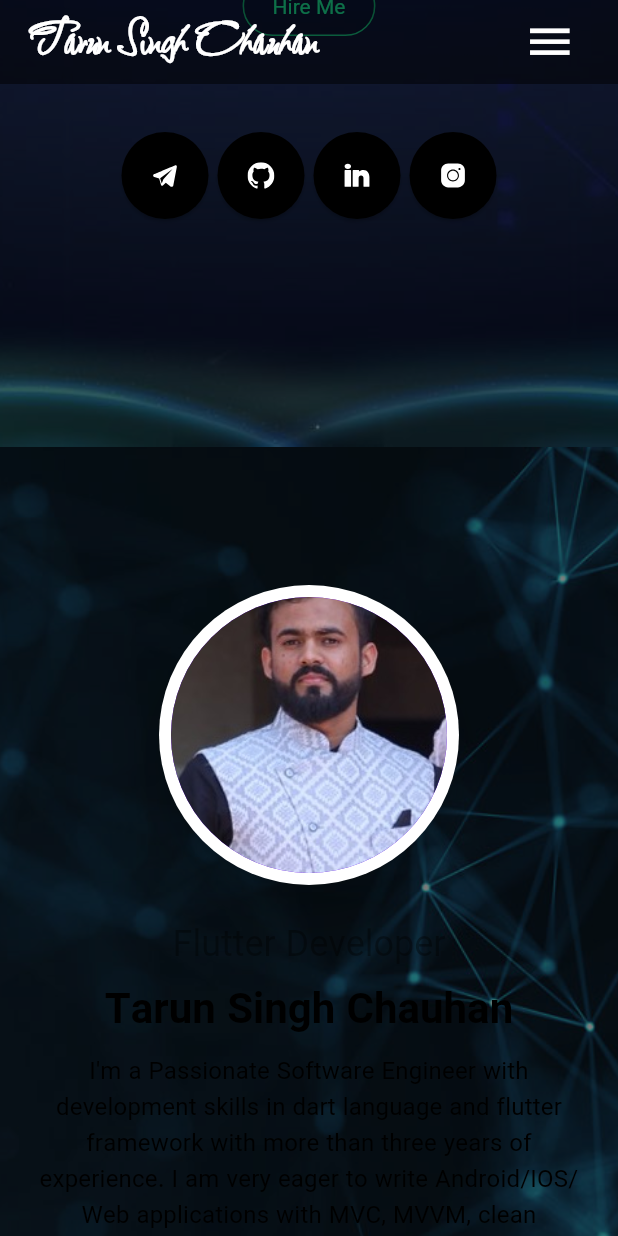
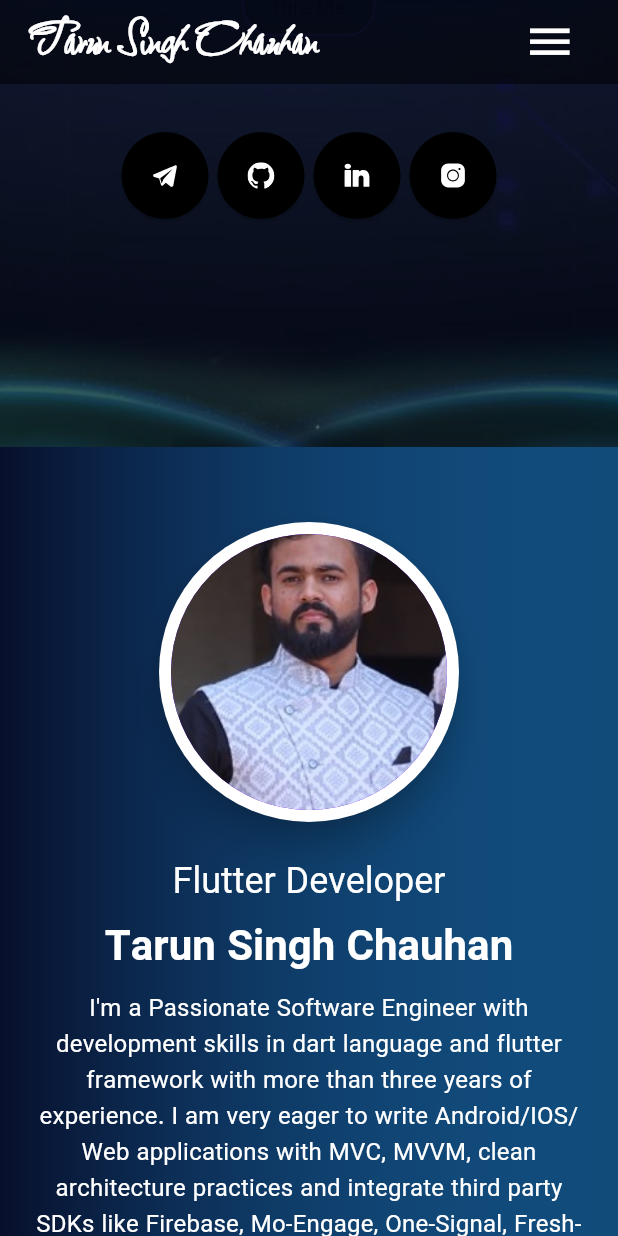
Before and after one commit to tarungoace/tarunchauhan97, a Flutter app: the screen it shows after launch, scrolled down 576 dp, on a phone screen of 412 x 824 dp. Run offline on Flutter 3.47's test engine with Material 3 defaults, Android fonts, the phone set to English and light mode, and no system bars; drawn by our look-alikes of carousel_slider; our stand-ins replace flutter_hooks, flutter_svg, hive, hive_flutter, hooks_riverpod, toastification; accounts and stored records are empty; generated files the repository leaves out were written again.

Commit message:
added color

```diff
--- a/lib/config/constants/constants.dart
+++ b/lib/config/constants/constants.dart
@@ -4,8 +4,6 @@ import 'package:flutter_gen/gen_l10n/app_localizations.dart';
 const kEmailAddress = 'chauhan.tarun897@gmail.com';
 const kPhoneNumber = '+919306500147';
 
-const kBaseResourcesUrl =
-    'https://raw.githubusercontent.com/zanifshar/zamanhar.github.io/main/resources/';
 const kProfileImageUrl = 'https://firebasestorage.googleapis.com/v0/b/tarundevindia.appspot.com/o/mee.jpg?alt=media&token=6ceab770-0ed1-45bb-a1ae-755f985bb4aa';
 const kMyResumeDownloadUrl = 'https://firebasestorage.googleapis.com/v0/b/tarundevindia.appspot.com/o/17.03%20Tarun%20Resume.pdf?alt=media&token=e417d591-8b55-4e6e-82f5-a89442781ff0';
 const kMyGithubUrl = 'https://github.com/tarunchauhan97';
@@ -13,9 +11,9 @@ const kMyTelegramUrl = 'https://telegram.me/a35';
 const kMyInstagramUrl = 'https://www.instagram.com/chauhan.tarun897/';
 const kMyLinkedinUrl = 'linkedin.com/in/tarun-singh-chauhan-61021a1b1';
 
-const telegramBotToken = '6338530344:AAEayNyhZZH26usNfjrPc';
-const kMyTelegramChatId = '308572';
-const kBaseTelegramApiUrl = 'https://telegrammessagesender.mmy307.workers.dev';
+const telegramBotToken = '6338530344:AAc';
+const kMyTelegramChatId = '302';
+const kBaseTelegramApiUrl = 'https://telegrammessagesender.mm37.workers.dev';
 const kTelegramSendMessageApiUrl = '$kBaseTelegramApiUrl/bot$telegramBotToken/sendMsage';
 
 const kSupportedLocales = AppLocalizations.supportedLocales;
--- a/lib/config/theme/app_colors.dart
+++ b/lib/config/theme/app_colors.dart
@@ -1,7 +1,8 @@
 import 'package:flutter/material.dart';
 
 class AppColors {
-  static const greenLight = Color.fromARGB(255, 26, 225, 145);
-  static const green = Color(0xff16b978);
-  static const greenDark = Color.fromARGB(255, 9, 142, 89);
+  static const blueDark = Color.fromRGBO(7, 15, 43,1);
+  static const blue = Color.fromRGBO(27, 26, 85, 1);
+  static Color onlyBlue = Colors.blue.withOpacity(0.5);
+
 }
--- a/lib/config/theme/themes.dart
+++ b/lib/config/theme/themes.dart
@@ -13,9 +13,9 @@ ThemeData createLightTheme(Locale currentLocale) {
 
   return ThemeData(
     fontFamily: fontFamily,
-    primaryColorLight: AppColors.greenLight,
-    primaryColor: AppColors.green,
-    primaryColorDark: AppColors.greenDark,
+    primaryColorLight: AppColors.blueDark,
+    primaryColor: AppColors.blue,
+    primaryColorDark: AppColors.onlyBlue,
     colorScheme: ColorScheme.light(
       background: Colors.white,
       onBackground: Colors.black,
--- a/lib/personal_website_app.dart
+++ b/lib/personal_website_app.dart
@@ -21,6 +21,7 @@ class PersonalWebsiteApp extends ConsumerWidget {
       localizationsDelegates: AppLocalizations.localizationsDelegates,
       supportedLocales: kSupportedLocales,
       locale: currentLocale,
+      color: Colors.black,
       builder: (context, child) {
         return WebsiteScreen(
           mediaQueryData: MediaQuery.of(context),
--- a/lib/ui/home/home.dart
+++ b/lib/ui/home/home.dart
@@ -1,7 +1,6 @@
 import 'package:flutter/material.dart';
 import 'package:hooks_riverpod/hooks_riverpod.dart';
 import 'package:personal_website/common/responsive/responsive.dart';
-import 'package:personal_website/config/constants/assets_paths.dart';
 import 'package:personal_website/config/constants/home_items_tags.dart';
 import 'package:personal_website/provider/tagged_list_provider.dart';
 import 'package:personal_website/ui/home/widgets/auto_tagged_item.dart';
@@ -12,6 +11,7 @@ import 'package:personal_website/ui/home/widgets/my_services/my_services.dart';
 import 'package:personal_website/ui/home/widgets/my_skills/my_skills.dart';
 import 'package:personal_website/ui/home/widgets/home_welcome.dart';
 import 'package:personal_website/ui/home/widgets/sliver_app_bar/home_appbar.dart';
+import 'package:personal_website/ui/widgets/bg_container.dart';
 
 import 'widgets/sliver_app_bar/widgets/home_drawer.dart';
 
@@ -28,6 +28,7 @@ class HomeScreen extends HookConsumerWidget {
     return Scaffold(
       endDrawer: drawer,
       resizeToAvoidBottomInset: false,
+      backgroundColor: Colors.black,
       body: Stack(
         children: [
           const HomeSliverListContent(),
@@ -45,55 +46,50 @@ class HomeSliverListContent extends ConsumerWidget {
   Widget build(BuildContext context, WidgetRef ref) {
     final screen = WebsiteScreen.of(context);
 
-    // I didn't use ListView or SliverList because of lag and performance issue
     return SingleChildScrollView(
       controller: ref.watch(homeScrollControllerProvider),
       child: Column(
         children: [
-          const AutoTaggedItem(
+          const TaggedBarWidget(
             tag: kHomeWelcomeItemTag,
             child: HomeWelcome(),
           ),
           // screen.verticalSpace(30),
-          AutoTaggedItem(
+          const TaggedBarWidget(
             tag: kHomeAboutMeItemTag,
-            child: Container(
-              height: screen.height,
-              decoration: BoxDecoration(
-                image: DecorationImage(
-                  image: AssetImage(
-                    bgWeb,
-
-                  ),
-                  fit: BoxFit.cover,
-                  colorFilter: ColorFilter.mode(
-                      Colors.black.withOpacity(0.5), BlendMode.darken),
-                ),
-              ),
+            child: BGContainer(
               child: AboutMe(),
             ),
           ),
-          screen.verticalSpace(15),
-          const AutoTaggedItem(
+          // screen.verticalSpace(15),
+          const TaggedBarWidget(
             tag: kHomeMySkillsItemTag,
-            child: MySkills(),
+            child: BGContainer(
+              child: MySkills(),
+            ),
           ),
-          screen.verticalSpace(30),
-          const AutoTaggedItem(
+          // screen.verticalSpace(30),
+          const TaggedBarWidget(
             tag: kHomeMyProjectsTag,
-            child: MyProjectsData(),
+            child: BGContainer(
+              child: MyProjectsData(),
+            ),
           ),
-          screen.verticalSpace(30),
-          const AutoTaggedItem(
+          // screen.verticalSpace(30),
+          const TaggedBarWidget(
             tag: kHomeMyServicesTag,
-            child: MyServices(),
+            child: BGContainer(
+              child: MyServices(),
+            ),
           ),
-          screen.verticalSpace(30),
-          const AutoTaggedItem(
+          // screen.verticalSpace(30),
+          const TaggedBarWidget(
             tag: kHomeContactMeItemTag,
-            child: ContactMe(),
+            child: BGContainer(
+              child: ContactMe(),
+            ),
           ),
-          screen.verticalSpace(10),
+          // screen.verticalSpace(10),
         ],
       ),
     );
--- a/lib/ui/home/widgets/about_me/widgets/about_me_descriptions.dart
+++ b/lib/ui/home/widgets/about_me/widgets/about_me_descriptions.dart
@@ -33,7 +33,7 @@ class AboutMeDescriptions extends ConsumerWidget {
         Text(
           localization.jobTitle,
           style: theme.textTheme.headlineSmall!.copyWith(
-            color: Colors.black38,
+            color: Colors.white,
           ),
         ),
         const SizedBox(height: 10),
@@ -41,15 +41,18 @@ class AboutMeDescriptions extends ConsumerWidget {
           localization.myName,
           style: theme.textTheme.headlineMedium!.copyWith(
             fontWeight: FontWeight.bold,
+            color: Colors.white,
           ),
           textAlign: aboutMeTextAlign,
         ),
         const SizedBox(height: 10),
+
         Text(
           localization.aboutDescription,
-          style: theme.textTheme.titleMedium,
+          style: theme.textTheme.titleMedium?.copyWith(color: Colors.white,),
           textAlign: aboutMeTextAlign,
         ),
+
         const SizedBox(height: 15),
         Row(
           mainAxisSize: MainAxisSize.min,
--- a/lib/ui/home/widgets/auto_tagged_item.dart
+++ b/lib/ui/home/widgets/auto_tagged_item.dart
@@ -2,8 +2,8 @@ import 'package:flutter/material.dart';
 import 'package:hooks_riverpod/hooks_riverpod.dart';
 import 'package:personal_website/provider/tagged_list_provider.dart';
 
-final class AutoTaggedItem extends ConsumerWidget {
-  const AutoTaggedItem({
+final class TaggedBarWidget extends ConsumerWidget {
+  const TaggedBarWidget({
     super.key,
     required this.tag,
     required this.child,
--- /dev/null
+++ b/lib/ui/widgets/bg_container.dart
@@ -0,0 +1,56 @@
+import 'package:flutter/material.dart';
+import 'package:personal_website/common/responsive/responsive.dart';
+import 'package:personal_website/config/constants/assets_paths.dart';
+import 'package:personal_website/config/theme/app_colors.dart';
+
+class BGContainer extends StatelessWidget {
+  const BGContainer({
+    super.key,
+    this.child,
+    this.width,
+    this.padding,
+    this.margin,
+  });
+
+  final Widget? child;
+  final double? width;
+  final EdgeInsets? padding;
+  final EdgeInsets? margin;
+
+  @override
+  Widget build(BuildContext context) {
+    final screen = WebsiteScreen.of(context);
+
+    return Container(
+      // height: screen.height,
+      width: width,
+      margin: margin,
+      padding: padding ??
+          EdgeInsets.only(
+            top: 50,
+            bottom: 50,
+          ),
+      alignment: Alignment.center,
+
+      decoration: BoxDecoration(
+        gradient: LinearGradient(
+          begin: Alignment.centerLeft,
+          end: Alignment.centerRight,
+          colors: [
+            AppColors.blueDark, // Dark shade
+            AppColors.onlyBlue, // You can add more colors if needed
+          ],
+        ),
+        // image: DecorationImage(
+        //   image: const AssetImage(
+        //     bgWeb,
+        //   ),
+        //   fit: BoxFit.cover,
+        //   colorFilter:
+        //       ColorFilter.mode(Colors.black.withOpacity(0.5), BlendMode.darken),
+        // ),
+      ),
+      child: child,
+    );
+  }
+}
```
Also changed, not shown: 1 other file.
